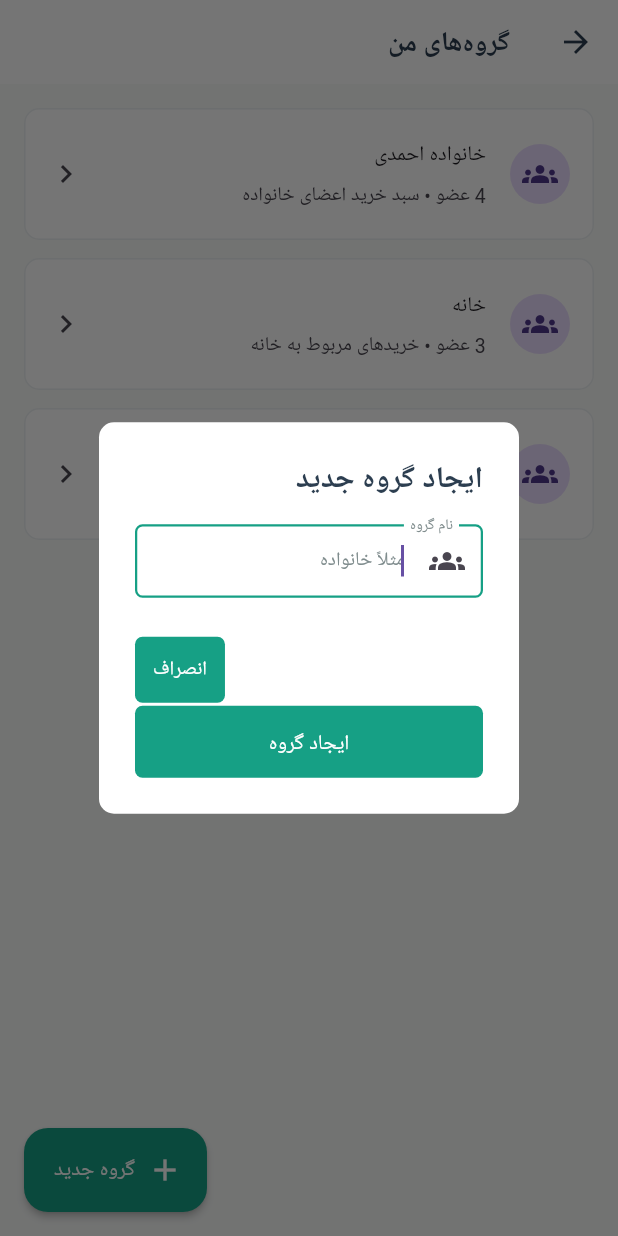
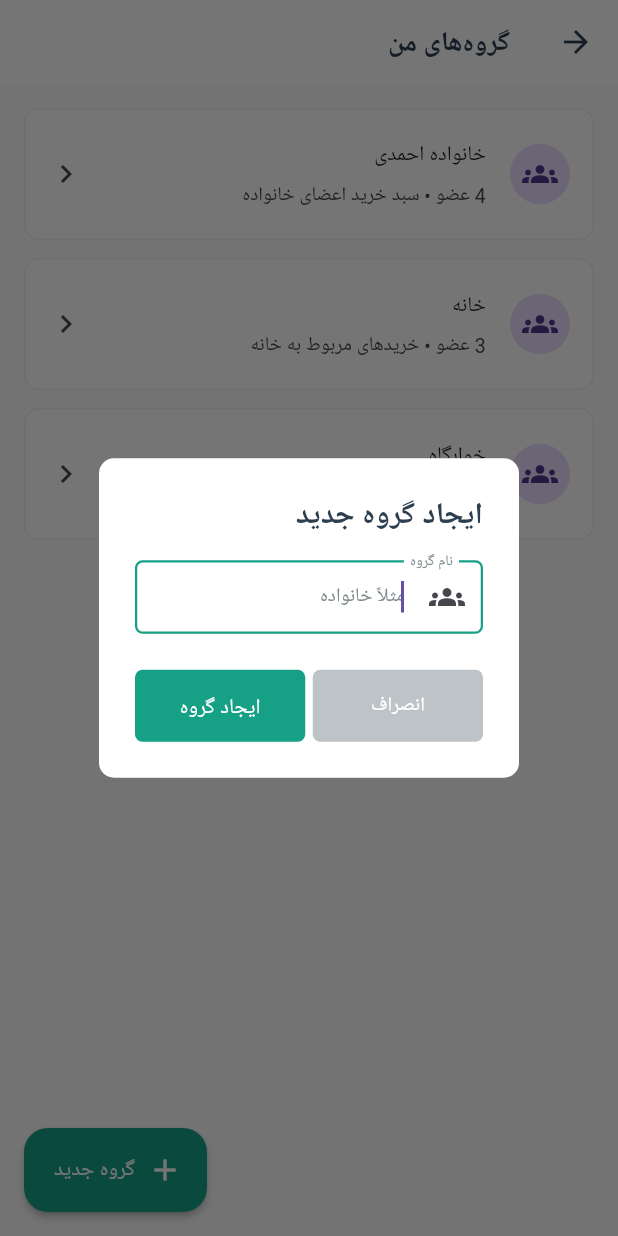
Before and after one commit to ASG14/mage_nagoftam, a Flutter app: the GroupsScreen screen opened by its route, after a tap on "گروه جدید", on a phone screen of 412 x 824 dp. Run offline on Flutter 3.47's test engine with Material 3 defaults, Android fonts, the light colour scheme and no system bars; accounts and stored records are empty.

Commit message:
بهبود استایل

```diff
--- a/lib/screens/groups.dart
+++ b/lib/screens/groups.dart
@@ -1,3 +1,4 @@
+import 'package:begir/style/color.dart';
 import 'package:flutter/material.dart';
 
 class GroupsScreen extends StatefulWidget {
@@ -49,14 +50,25 @@ class _GroupsScreenState extends State<GroupsScreen> {
           ),
 
           actions: [
-            TextButton(
+            Row(
+              children: [
+                Expanded(
+                  flex: 1,
+                  child: TextButton(
                     onPressed: () {
                       Navigator.pop(context);
                     },
+
                     child: const Text('انصراف'),
+                    style: OutlinedButton.styleFrom(
+                      backgroundColor: AppColors.gray3,
                     ),
-
-            FilledButton(
+                  ),
+                ),
+                SizedBox(width: 5),
+                Expanded(
+                  flex: 1,
+                  child: FilledButton(
                     onPressed: () {
                       final title = controller.text.trim();
 
@@ -67,8 +79,7 @@ class _GroupsScreenState extends State<GroupsScreen> {
                       setState(() {
                         _groups.add(
                           _TestGroup(
-                      id: DateTime.now()
-                          .microsecondsSinceEpoch
+                            id: DateTime.now().microsecondsSinceEpoch
                                 .toString(),
                             title: title,
                             memberCount: 1,
@@ -80,6 +91,9 @@ class _GroupsScreenState extends State<GroupsScreen> {
                       Navigator.pop(context);
                     },
                     child: const Text('ایجاد گروه'),
+                  ),
+                ),
+              ],
             ),
           ],
         );
@@ -131,8 +145,17 @@ class _GroupsScreenState extends State<GroupsScreen> {
 
                     _showDeleteConfirmation(group);
                   },
+                  style: OutlinedButton.styleFrom(
+                    //backgroundColor: AppColors.gray4,
+                    foregroundColor: AppColors.red1,
+                    iconColor: AppColors.red1,
+                    side: const BorderSide(color: AppColors.gray4, width: 1),
+                  ),
                   icon: const Icon(Icons.delete_outline),
-                  label: const Text('حذف گروه'),
+                  label: const Text(
+                    'حذف گروه',
+                    style: TextStyle(color: AppColors.red1),
+                  ),
                 ),
               ],
             ),
@@ -149,24 +172,39 @@ class _GroupsScreenState extends State<GroupsScreen> {
         return AlertDialog(
           title: const Text('حذف گروه'),
 
-          content: Text(
-            'آیا از حذف گروه «${group.title}» مطمئن هستید؟',
-          ),
+          content: Text('آیا از حذف گروه «${group.title}» مطمئن هستید؟'),
 
           actions: [
-            TextButton(
+            Row(
+              children: [
+                Expanded(
+                  flex: 1,
+                  child: TextButton(
                     onPressed: () {
                       Navigator.pop(context);
                     },
+                    style: FilledButton.styleFrom(
+                      backgroundColor: AppColors.gray3,
+                    ),
                     child: const Text('انصراف'),
                   ),
-
-            FilledButton(
+                ),
+                SizedBox(width: 5),
+                Expanded(
+                  flex: 1,
+                  child: FilledButton(
                     onPressed: () {
                       _deleteGroup(group);
                       Navigator.pop(context);
                     },
+                    style: FilledButton.styleFrom(
+                      backgroundColor: AppColors.red1,
+                      textStyle: TextStyle(color: AppColors.white2),
+                    ),
                     child: const Text('حذف'),
+                  ),
+                ),
+              ],
             ),
           ],
         );
@@ -178,17 +216,14 @@ class _GroupsScreenState extends State<GroupsScreen> {
   Widget build(BuildContext context) {
     return SafeArea(
       child: Scaffold(
-        appBar: AppBar(
-          title: const Text('گروه‌های من'),
-        ),
+        appBar: AppBar(title: const Text('گروه‌های من')),
 
         body: _groups.isEmpty
             ? _buildEmptyState()
             : ListView.separated(
                 padding: const EdgeInsets.all(16),
                 itemCount: _groups.length,
-                separatorBuilder: (_, __) =>
-                    const SizedBox(height: 12),
+                separatorBuilder: (_, __) => const SizedBox(height: 12),
                 itemBuilder: (context, index) {
                   final group = _groups[index];
 
@@ -217,10 +252,7 @@ class _GroupsScreenState extends State<GroupsScreen> {
         child: Column(
           mainAxisAlignment: MainAxisAlignment.center,
           children: [
-            const Icon(
-              Icons.groups_outlined,
-              size: 64,
-            ),
+            const Icon(Icons.groups_outlined, size: 64),
 
             const SizedBox(height: 16),
 
@@ -254,10 +286,7 @@ class _GroupCard extends StatelessWidget {
   final _TestGroup group;
   final VoidCallback onTap;
 
-  const _GroupCard({
-    required this.group,
-    required this.onTap,
-  });
+  const _GroupCard({required this.group, required this.onTap});
 
   @override
   Widget build(BuildContext context) {
@@ -265,27 +294,18 @@ class _GroupCard extends StatelessWidget {
       child: ListTile(
         onTap: onTap,
 
-        contentPadding: const EdgeInsets.symmetric(
-          horizontal: 16,
-          vertical: 8,
-        ),
+        contentPadding: const EdgeInsets.symmetric(horizontal: 16, vertical: 8),
 
-        leading: CircleAvatar(
-          child: const Icon(Icons.groups),
-        ),
+        leading: CircleAvatar(child: const Icon(Icons.groups)),
 
         title: Text(group.title),
 
         subtitle: Padding(
           padding: const EdgeInsets.only(top: 6),
-          child: Text(
-            '${group.memberCount} عضو • ${group.description}',
-          ),
+          child: Text('${group.memberCount} عضو • ${group.description}'),
         ),
 
-        trailing: const Icon(
-          Icons.chevron_left,
-        ),
+        trailing: const Icon(Icons.chevron_left),
       ),
     );
   }
--- a/lib/screens/home.dart
+++ b/lib/screens/home.dart
@@ -11,8 +11,8 @@ import 'package:begir/tempDB/manager.dart';
 import 'package:begir/widgets/add_order.dart';
 import 'package:begir/widgets/bottom_navigation_bar.dart';
 import 'package:begir/widgets/drawer.dart';
-import 'package:begir/widgets/group_items.dart';
-import 'package:begir/widgets/groups_bar.dart';
+import 'package:begir/widgets/orders_list.dart';
+import 'package:begir/widgets/groups_navigation_bar.dart';
 
 class HomeScreen extends StatefulWidget {
   const HomeScreen({super.key});
@@ -306,8 +306,11 @@ class _HomeScreenState extends State<HomeScreen> {
           child: const Icon(Icons.add),
         ),
 
-        body: Padding(
+        body: Center(
+          child: Padding(
             padding: const EdgeInsets.all(8),
+            child: SizedBox(
+              width: 500,
               child: Column(
                 children: [
                   GroupsBar(
@@ -323,7 +326,7 @@ class _HomeScreenState extends State<HomeScreen> {
                   const SizedBox(height: 12),
 
                   Expanded(
-                child: GroupItems(
+                    child: OrdersList(
                       orders: orders,
 
                       onReserve:
@@ -336,6 +339,8 @@ class _HomeScreenState extends State<HomeScreen> {
                 ],
               ),
             ),
+          ),
+        ),
 
         bottomNavigationBar:
             const MyBottomNavigationBar(),
--- a/lib/style/theme.dart
+++ b/lib/style/theme.dart
@@ -110,7 +110,7 @@ abstract final class AppTheme {
         backgroundColor: AppColors.green2,
         foregroundColor: AppColors.white2,
 
-        minimumSize: const Size(0, 44),
+        minimumSize: const Size(double.infinity, 48),
 
         padding: const EdgeInsets.symmetric(horizontal: 12, vertical: 8),
 
@@ -186,10 +186,21 @@ abstract final class AppTheme {
     ),
 
     // ============================================================
+    // Navigation Bar
+    // ============================================================
+    navigationBarTheme: NavigationBarThemeData(
+      backgroundColor: AppColors.white2,
+      indicatorColor: AppColors.gray4,
+    ),
+
+    // ============================================================
     // Bottom Navigation Bar
     // ============================================================
     bottomNavigationBarTheme: BottomNavigationBarThemeData(
       backgroundColor: AppColors.white2,
+
+      unselectedIconTheme: IconThemeData(color: AppColors.gray2),
+      selectedIconTheme: IconThemeData(color: AppColors.green1),
 
       selectedItemColor: AppColors.green2,
       unselectedItemColor: AppColors.gray2,
@@ -279,6 +290,7 @@ abstract final class AppTheme {
     // Dialog
     // ============================================================
     dialogTheme: DialogThemeData(
+      alignment: Alignment.center,
       backgroundColor: AppColors.white2,
       elevation: 8,
 
--- a/lib/widgets/bottom_navigation_bar.dart
+++ b/lib/widgets/bottom_navigation_bar.dart
@@ -66,6 +66,7 @@ class _MyBottomNavigationBarState
   @override
   Widget build(BuildContext context) {
     return NavigationBar(
+
       selectedIndex: _getCurrentIndex(),
 
       onDestinationSelected: _onItemSelected,
```
Also changed, not shown: lib/screens/login.dart (+8 -4 lines), lib/widgets/add_order.dart (+17 -3 lines), lib/widgets/orders_list.dart (renamed from lib/widgets/group_items.dart, +4 -4 lines), lib/widgets/groups_navigation_bar.dart (renamed from lib/widgets/groups_bar.dart). Lines whose indentation alone changed are shown as unchanged.
